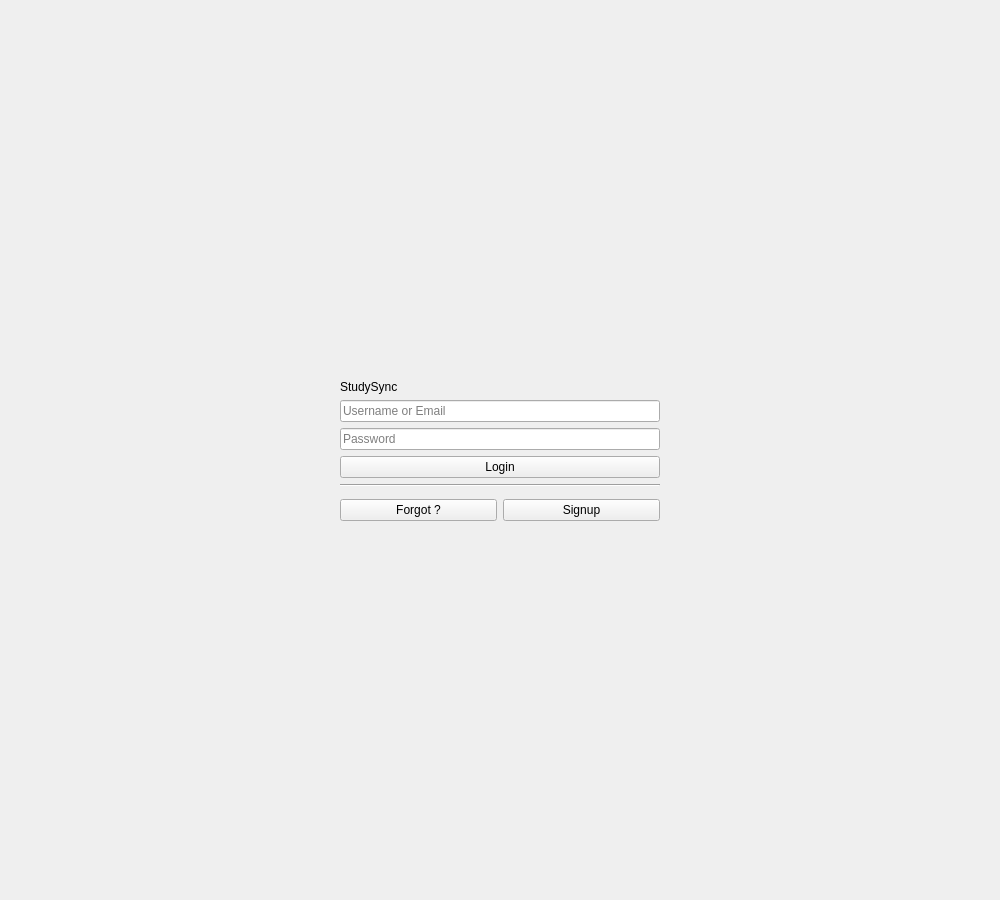
This is welcomescreen.ui in annamairaj/StudySync as Qt 5 draws it before an edit. The edited form follows.
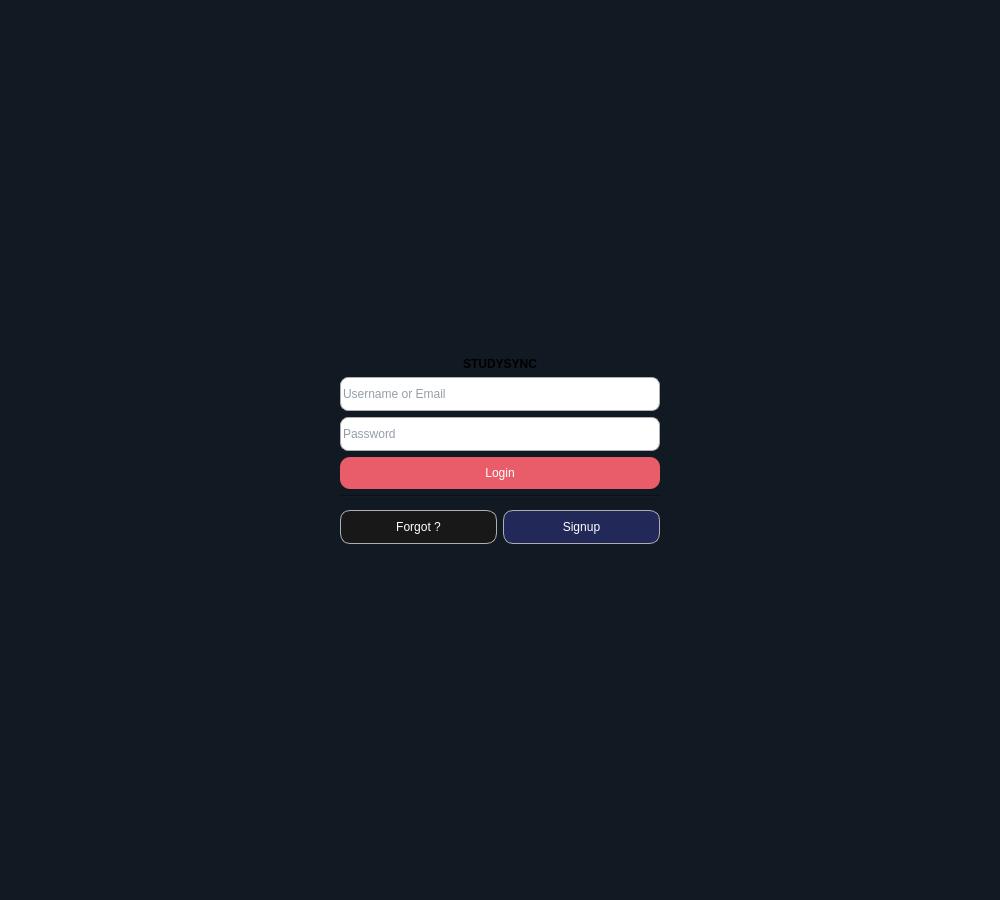
This is the edited form. The open tabs and pages were chosen to show the change.

Commit message: Connected SQLite backend, login/logout functioning, page and windows transition works and updated UI

```diff
--- a/welcomescreen.ui
+++ b/welcomescreen.ui
@@ -10,14 +10,85 @@
     <height>900</height>
    </rect>
   </property>
+  <property name="sizePolicy">
+   <sizepolicy hsizetype="Preferred" vsizetype="Preferred">
+    <horstretch>0</horstretch>
+    <verstretch>0</verstretch>
+   </sizepolicy>
+  </property>
   <property name="windowTitle">
    <string>Form</string>
   </property>
+  <property name="styleSheet">
+   <string notr="true">
+* {
+	background-color: rgb(17, 25, 34)
+}
+
+QWidget#WindowScreen {
+    background-color: rgb(17, 25, 34);
+    border: none;
+    margin: 0px;
+    padding: 0px;
+}
+
+QLineEdit {
+    border: 1px solid #afafaf;
+    border-radius: 8px;
+    background-color: #ffffff;
+    color: #2c3e50;
+    height: 32px;
+}
+
+#loginButton {
+	background-color: rgb(233, 92, 105); 
+	border-radius: 10px;
+	color: white;
+	height: 32px;
+}
+
+#forgotButton {
+	background-color: rgb(24, 24, 24); 
+	border-radius: 10px;
+	color: white;
+	height: 32px;
+	border: 1px solid #afafaf;
+}
+
+#signupButton {
+	background-color: rgb(34, 40, 87); 
+	border-radius: 10px;
+	color: white;
+	height: 32px;
+	border: 1px solid #afafaf;
+}
+
+
+#createAccountButton {
+	background-color: rgb(233, 92, 105); 
+	border-radius: 10px;
+	color: white;
+	height: 32px;
+}
+
+#resetAccountButton {
+	background-color: rgb(24, 24, 24); 
+	border-radius: 10px;
+	color: white;
+	height: 32px;
+	border: 1px solid #afafaf;
+}
+
+#studSyncMainTitle {
+	font-weight: bold;
+	font-size: 50;
+}</string>
+  </property>
   <layout class="QVBoxLayout" name="verticalLayout">
    <item>
     <widget class="QStackedWidget" name="stackedWidget">
      <property name="currentIndex">
-      <number>1</number>
+      <number>0</number>
      </property>
      <widget class="QWidget" name="mainPage">
       <layout class="QVBoxLayout" name="verticalLayout_3">
@@ -58,21 +129,24 @@
          <item>
           <layout class="QVBoxLayout" name="verticalLayout_2">
            <item>
-            <widget class="QLabel" name="StudySync">
+            <widget class="QLabel" name="studSyncMainTitle">
              <property name="text">
-              <string>StudySync</string>
+              <string>STUDYSYNC</string>
+             </property>
+             <property name="alignment">
+              <set>Qt::AlignmentFlag::AlignCenter</set>
              </property>
             </widget>
            </item>
            <item>
-            <widget class="QLineEdit" name="emailLineEdit">
+            <widget class="QLineEdit" name="loginUsernameOrEmailField">
              <property name="placeholderText">
               <string>Username or Email</string>
              </property>
             </widget>
            </item>
            <item>
-            <widget class="QLineEdit" name="passwordLineEdit">
+            <widget class="QLineEdit" name="loginPasswordField">
              <property name="echoMode">
               <enum>QLineEdit::EchoMode::Password</enum>
              </property>
@@ -340,21 +414,24 @@
             </widget>
            </item>
            <item>
-            <widget class="QLineEdit" name="lineEdit_5">
+            <widget class="QLineEdit" name="signupUsernameField">
              <property name="placeholderText">
               <string>Username</string>
              </property>
             </widget>
            </item>
            <item>
-            <widget class="QLineEdit" name="lineEdit_4">
+            <widget class="QLineEdit" name="signupEmailField">
              <property name="placeholderText">
               <string>Email</string>
              </property>
             </widget>
            </item>
            <item>
-            <widget class="QLineEdit" name="lineEdit_6">
+            <widget class="QLineEdit" name="signupPasswordField">
+             <property name="echoMode">
+              <enum>QLineEdit::EchoMode::Password</enum>
+             </property>
              <property name="placeholderText">
               <string>Password</string>
              </property>
```
The commit also changes 16 other files.
